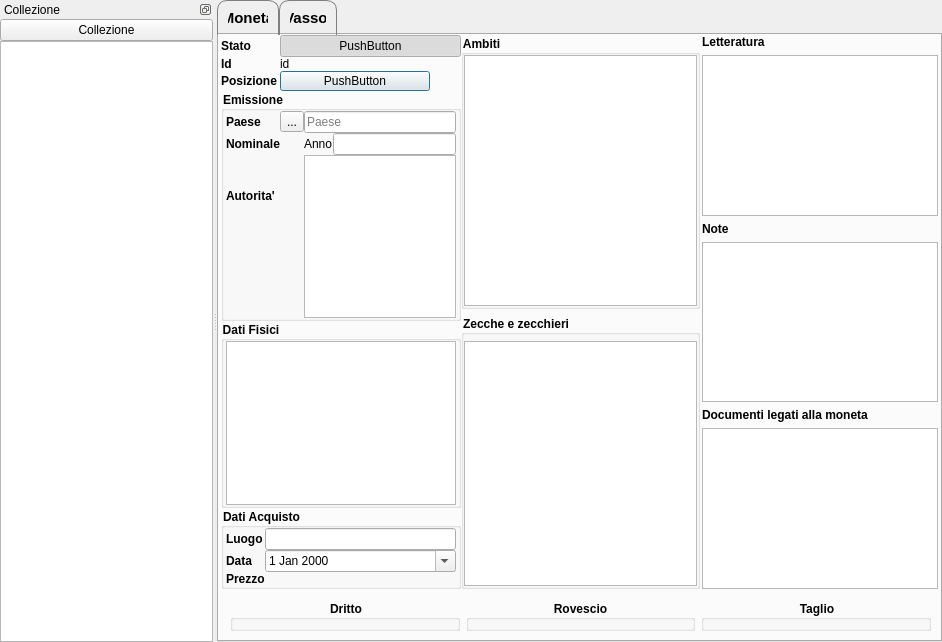
First picture: the form in GestCollOnQt/GUI/Moneta/Moneta/monetaform.ui, repository mirkoviviani76/gestcoll, before the edit.
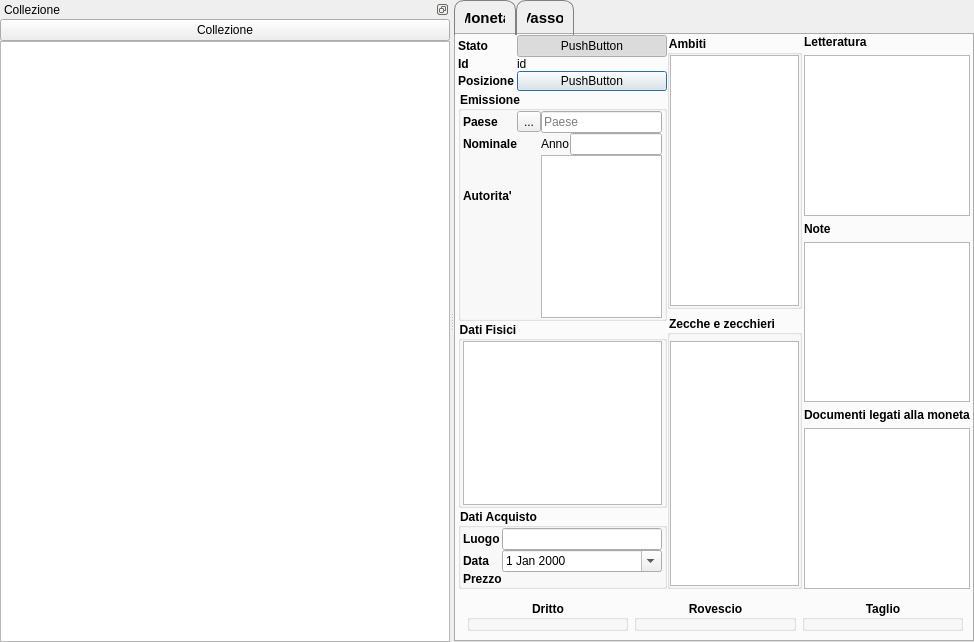
Second picture: the form after the edit. Icons and pictures are not drawn. Custom widgets are drawn as their Qt base class.

Commit message: Il dialog legenda adesso ha un comportamento diverso a seconda che si sia nella modalita' editing o meno.

```diff
--- a/GestCollOnQt/GUI/Moneta/Moneta/monetaform.ui
+++ b/GestCollOnQt/GUI/Moneta/Moneta/monetaform.ui
@@ -48,7 +48,7 @@
      <widget class="QDockWidget" name="dockWidget">
       <property name="minimumSize">
        <size>
-        <width>98</width>
+        <width>450</width>
         <height>117</height>
        </size>
       </property>
```
The commit also changes 6 other files.
